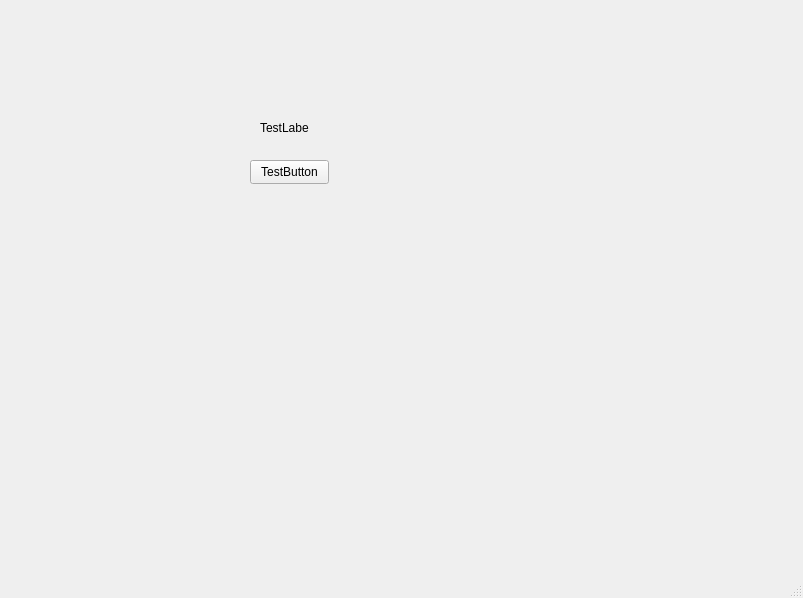
CobaltShadow13/SkrappyFinalProj3, file frontend/scripts/classes/user_interface/main_window_class.ui: the form before one commit.
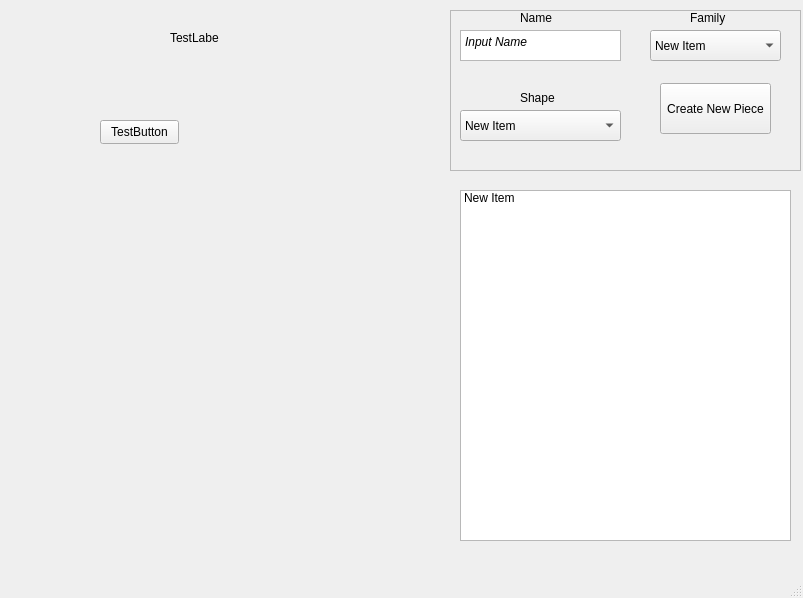
The form after the commit.

```diff
--- a/frontend/scripts/classes/user_interface/main_window_class.ui
+++ b/frontend/scripts/classes/user_interface/main_window_class.ui
@@ -17,8 +17,8 @@
    <widget class="QPushButton" name="pushButton">
     <property name="geometry">
      <rect>
-      <x>250</x>
-      <y>160</y>
+      <x>100</x>
+      <y>120</y>
       <width>79</width>
       <height>24</height>
      </rect>
@@ -30,8 +30,8 @@
    <widget class="QLabel" name="label">
     <property name="geometry">
      <rect>
-      <x>260</x>
-      <y>120</y>
+      <x>170</x>
+      <y>30</y>
       <width>49</width>
       <height>16</height>
      </rect>
@@ -40,6 +40,142 @@
      <string>TestLabel</string>
     </property>
    </widget>
+   <widget class="QFrame" name="frame">
+    <property name="geometry">
+     <rect>
+      <x>450</x>
+      <y>10</y>
+      <width>351</width>
+      <height>161</height>
+     </rect>
+    </property>
+    <property name="frameShape">
+     <enum>QFrame::Shape::StyledPanel</enum>
+    </property>
+    <property name="frameShadow">
+     <enum>QFrame::Shadow::Raised</enum>
+    </property>
+    <widget class="QPushButton" name="create_board_piece_button">
+     <property name="geometry">
+      <rect>
+       <x>210</x>
+       <y>73</y>
+       <width>111</width>
+       <height>51</height>
+      </rect>
+     </property>
+     <property name="text">
+      <string>Create New Piece</string>
+     </property>
+    </widget>
+    <widget class="QTextEdit" name="board_piece_name_input">
+     <property name="geometry">
+      <rect>
+       <x>10</x>
+       <y>20</y>
+       <width>161</width>
+       <height>31</height>
+      </rect>
+     </property>
+     <property name="lineWidth">
+      <number>13</number>
+     </property>
+     <property name="html">
+      <string>&lt;!DOCTYPE HTML PUBLIC &quot;-//W3C//DTD HTML 4.0//EN&quot; &quot;http://www.w3.org/TR/REC-html40/strict.dtd&quot;&gt;
+&lt;html&gt;&lt;head&gt;&lt;meta name=&quot;qrichtext&quot; content=&quot;1&quot; /&gt;&lt;meta charset=&quot;utf-8&quot; /&gt;&lt;style type=&quot;text/css&quot;&gt;
+p, li { white-space: pre-wrap; }
+hr { height: 1px; border-width: 0; }
+li.unchecked::marker { content: &quot;\2610&quot;; }
+li.checked::marker { content: &quot;\2612&quot;; }
+&lt;/style&gt;&lt;/head&gt;&lt;body style=&quot; font-family:'Segoe UI'; font-size:9pt; font-weight:400; font-style:normal;&quot;&gt;
+&lt;p style=&quot; margin-top:0px; margin-bottom:0px; margin-left:0px; margin-right:0px; -qt-block-indent:0; text-indent:0px;&quot;&gt;&lt;span style=&quot; font-style:italic;&quot;&gt;Input Name&lt;/span&gt;&lt;/p&gt;&lt;/body&gt;&lt;/html&gt;</string>
+     </property>
+    </widget>
+    <widget class="QComboBox" name="apriltag_family_input_box">
+     <property name="geometry">
+      <rect>
+       <x>200</x>
+       <y>20</y>
+       <width>131</width>
+       <height>31</height>
+      </rect>
+     </property>
+     <item>
+      <property name="text">
+       <string>New Item</string>
+      </property>
+     </item>
+    </widget>
+    <widget class="QLabel" name="board_piece_name_label">
+     <property name="geometry">
+      <rect>
+       <x>70</x>
+       <y>0</y>
+       <width>49</width>
+       <height>16</height>
+      </rect>
+     </property>
+     <property name="text">
+      <string>Name</string>
+     </property>
+    </widget>
+    <widget class="QLabel" name="board_piece_name_label_2">
+     <property name="geometry">
+      <rect>
+       <x>240</x>
+       <y>0</y>
+       <width>41</width>
+       <height>16</height>
+      </rect>
+     </property>
+     <property name="text">
+      <string>Family</string>
+     </property>
+    </widget>
+    <widget class="QLabel" name="board_piece_shape_label">
+     <property name="geometry">
+      <rect>
+       <x>70</x>
+       <y>80</y>
+       <width>41</width>
+       <height>16</height>
+      </rect>
+     </property>
+     <property name="text">
+      <string>Shape</string>
+     </property>
+    </widget>
+    <widget class="QComboBox" name="board_piece_shape_input_box">
+     <property name="geometry">
+      <rect>
+       <x>10</x>
+       <y>100</y>
+       <width>161</width>
+       <height>31</height>
+      </rect>
+     </property>
+     <item>
+      <property name="text">
+       <string>New Item</string>
+      </property>
+     </item>
+    </widget>
+   </widget>
+   <widget class="QListWidget" name="listWidget">
+    <property name="geometry">
+     <rect>
+      <x>460</x>
+      <y>190</y>
+      <width>331</width>
+      <height>351</height>
+     </rect>
+    </property>
+    <item>
+     <property name="text">
+      <string>New Item</string>
+     </property>
+    </item>
+   </widget>
   </widget>
   <widget class="QMenuBar" name="menubar">
    <property name="geometry">
```
